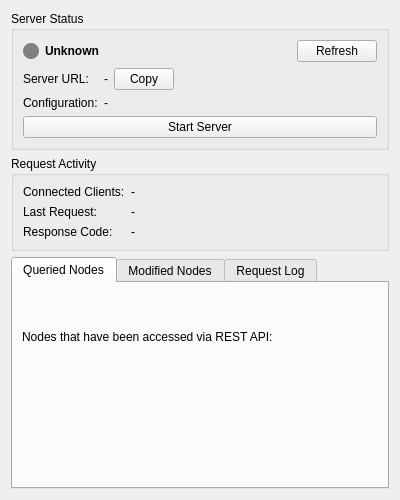
Before: the Qt Designer form Plugins/org.mitk.gui.qt.restapi/src/internal/QmitkRestApiViewControls.ui in MITK/MITK, drawn with Qt 5.
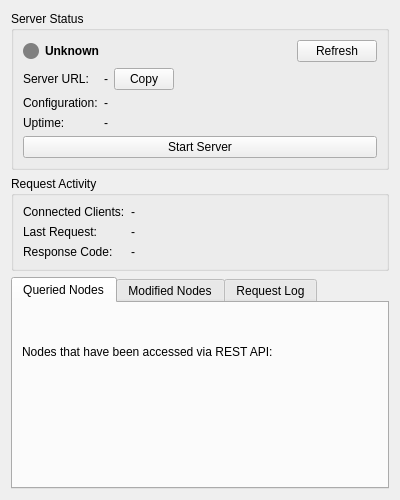
After: the same form once the commit is applied. Custom widgets are drawn as their Qt base class.

What changed in the file:
```diff
--- a/Plugins/org.mitk.gui.qt.restapi/src/internal/QmitkRestApiViewControls.ui
+++ b/Plugins/org.mitk.gui.qt.restapi/src/internal/QmitkRestApiViewControls.ui
@@ -148,6 +148,20 @@
           </property>
          </widget>
         </item>
+        <item row="2" column="0">
+         <widget class="QLabel" name="uptimeLabel">
+          <property name="text">
+           <string>Uptime:</string>
+          </property>
+         </widget>
+        </item>
+        <item row="2" column="1">
+         <widget class="QLabel" name="m_UptimeLabel">
+          <property name="text">
+           <string>-</string>
+          </property>
+         </widget>
+        </item>
        </layout>
       </item>
       <item>
```
